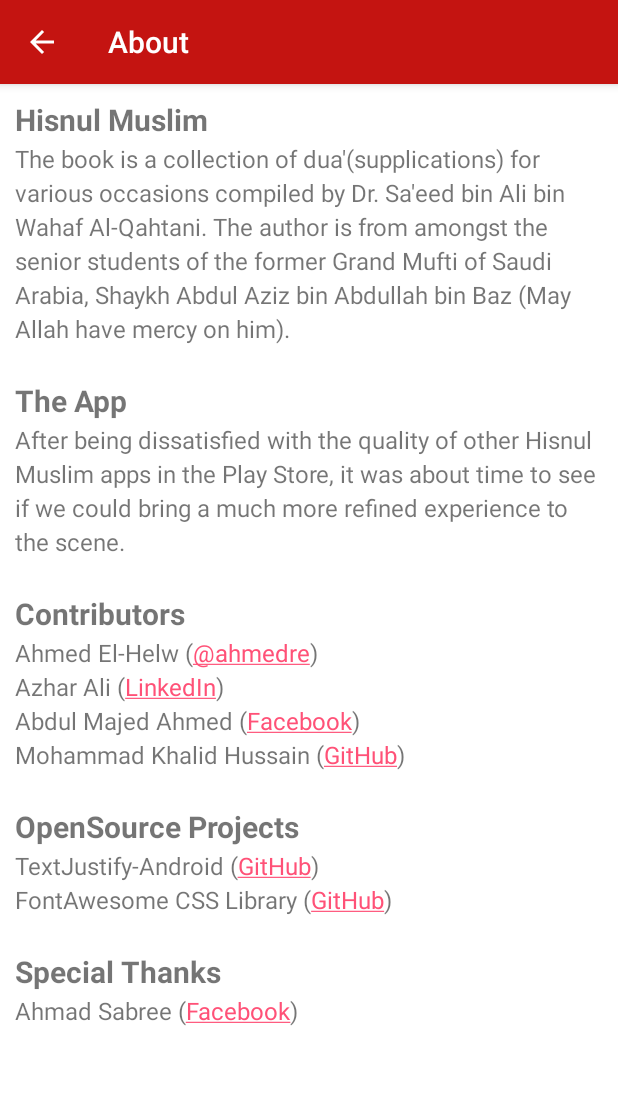
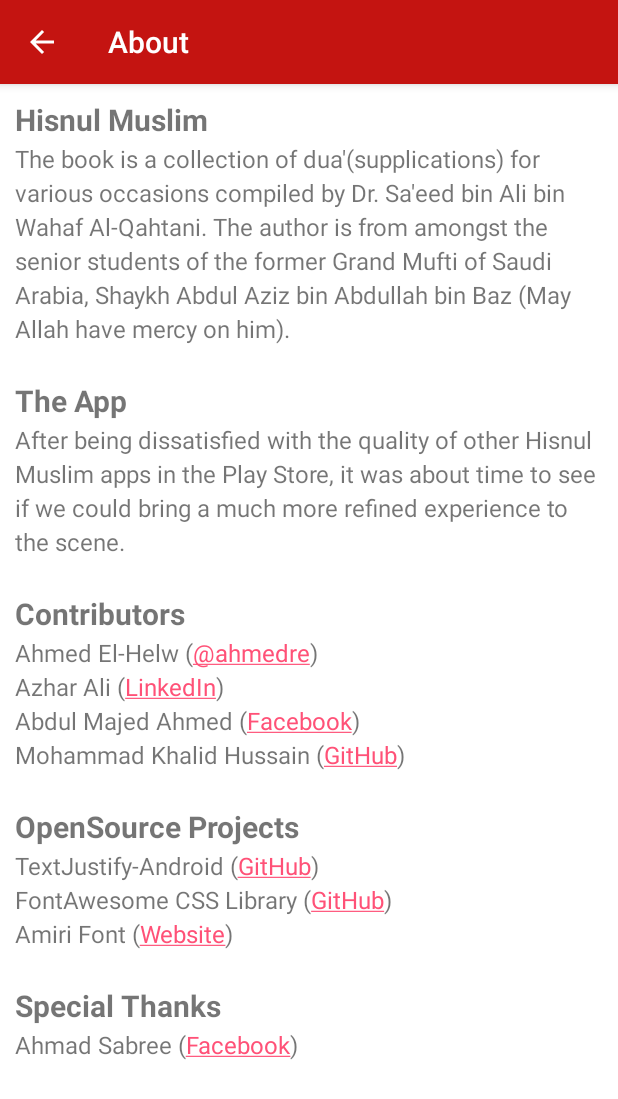
Before and after one commit to khalid-hussain/HisnulMuslim, an Android app: the AboutActivity screen opened directly, with no data from a screen before it, on a phone screen of 412 x 824 dp. Shown: the top 1099 px of the screen. Run offline under Robolectric (Android 15) with nearby library versions, the phone set to English and light mode, and no system bars; network calls fail.

Commit message:
Updated About activity
Updated credits to include the Amiri Font Project.

```diff
--- a/app/src/main/res/values/strings.xml
+++ b/app/src/main/res/values/strings.xml
@@ -33,7 +33,8 @@
 
     &lt;big>&lt;b>OpenSource Projects&lt;/b>&lt;/big>&lt;br/>
     TextJustify-Android (&lt;a href="https://github.com/bluejamesbond/TextJustify-Android">GitHub&lt;/a>)&lt;br/>
-    FontAwesome CSS Library (&lt;a href="http://fortawesome.github.io/Font-Awesome">GitHub&lt;/a>)
+    FontAwesome CSS Library (&lt;a href="http://fortawesome.github.io/Font-Awesome">GitHub&lt;/a>)&lt;br/>
+    Amiri Font (&lt;a href="http://www.amirifont.org/>Website&lt;/a>)
     &lt;br/>&lt;br/>
 
     &lt;big>&lt;b>Special Thanks&lt;/b>&lt;/big>&lt;br/>
```
